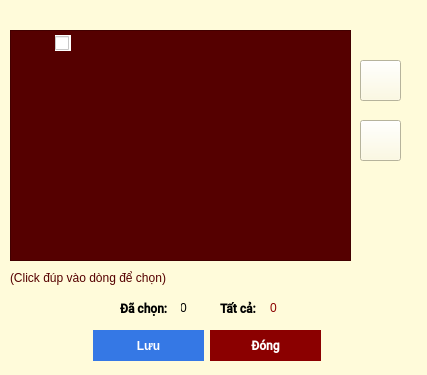
This is Form/fchonthumuc.ui in letrquan/AutoWoker as Qt 5 draws it before an edit. The edited form follows.
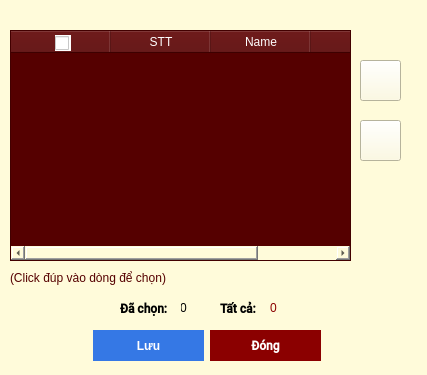
This is the edited form. Icons and pictures are not drawn.

Diff of the .ui file:
```diff
--- a/Form/fchonthumuc.ui
+++ b/Form/fchonthumuc.ui
@@ -97,7 +97,7 @@
     <string/>
    </property>
   </widget>
-  <widget class="QTableView" name="dtgvAcc">
+  <widget class="QTableWidget" name="dtgvAcc">
    <property name="geometry">
     <rect>
      <x>10</x>
@@ -110,6 +110,31 @@
     <string notr="true">background-color: rgb(85, 0, 0);
 color: rgb(255, 255, 255);</string>
    </property>
+   <column>
+    <property name="text">
+     <string/>
+    </property>
+    <property name="font">
+     <font>
+      <pointsize>11</pointsize>
+     </font>
+    </property>
+   </column>
+   <column>
+    <property name="text">
+     <string>STT</string>
+    </property>
+   </column>
+   <column>
+    <property name="text">
+     <string>Name</string>
+    </property>
+   </column>
+   <column>
+    <property name="text">
+     <string>Id</string>
+    </property>
+   </column>
   </widget>
   <widget class="QLabel" name="label">
    <property name="geometry">
```
